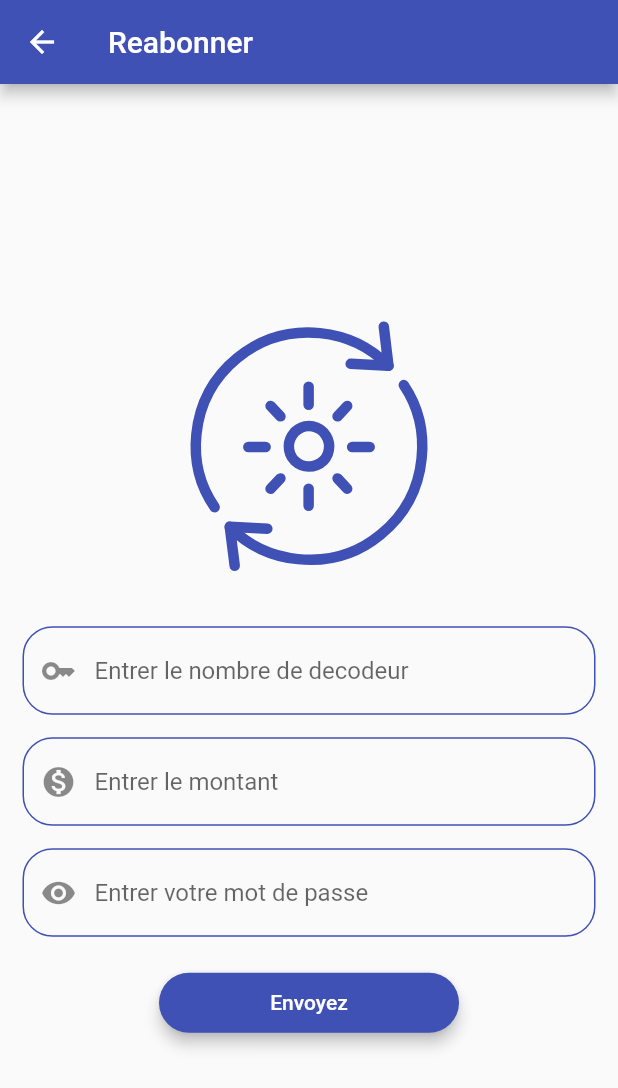
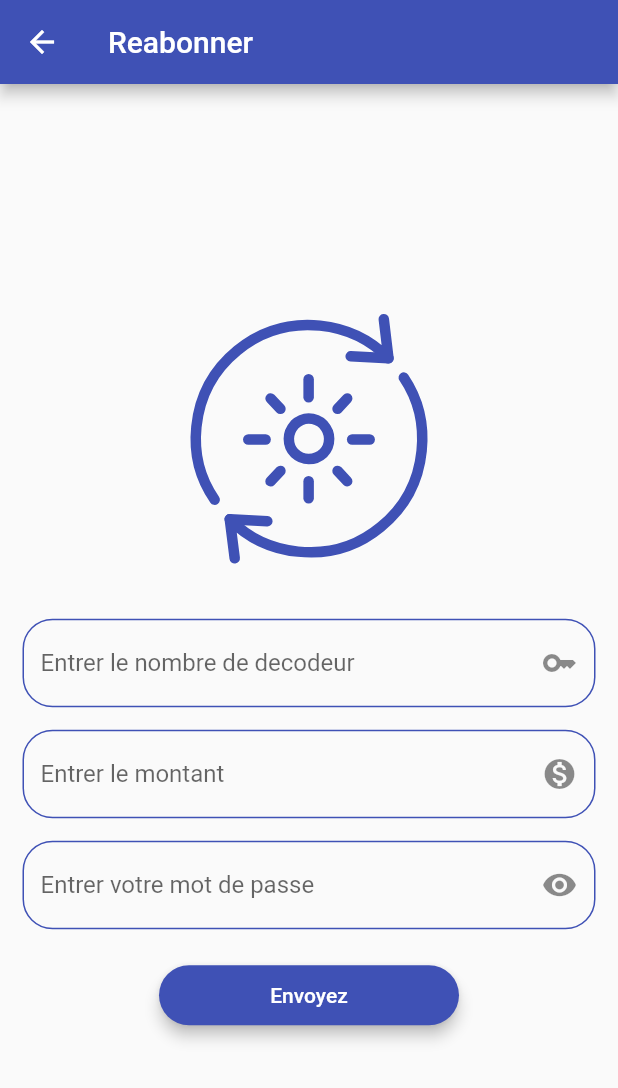
Before and after one commit to AdamMusa/cashmanager, a Flutter app: the Reabonner screen opened directly, on a phone screen of 412 x 824 dp. Shown: the top 1088 px of the screen. Run offline on Flutter 3.47's test engine with Material 2 defaults, Android fonts, the phone set to English and light mode, and no system bars; drawn by our look-alikes of delayed_display; our stand-ins replace curved_navigation_bar, flutter_native_splash, get, lottie; missing offline and left inert: ussd_advanced.

Commit message:
replace prefixicon with suffixicon

```diff
--- a/lib/widget/reabonner.dart
+++ b/lib/widget/reabonner.dart
@@ -24,14 +24,12 @@ class Reabonner extends StatelessWidget {
             child: Column(
               mainAxisAlignment: MainAxisAlignment.center,
               children: [
-                  const SizedBox(height: 10,),
-
                   Lottie.asset("assets/lottie/reabonner.json",height: 200),
                   const SizedBox(height: 20,),
                   TextFormField(
                     keyboardType: TextInputType.number,
                     decoration: InputDecoration(
-                      prefixIcon: const Icon(Icons.key),
+                      suffixIcon: const Icon(Icons.key),
                       hintText: "Entrer le nombre de decodeur",
                       enabledBorder: OutlineInputBorder(
                         borderSide: const  BorderSide(
@@ -49,7 +47,7 @@ class Reabonner extends StatelessWidget {
                     keyboardType: TextInputType.number,
                      decoration: InputDecoration(
                       hintText: "Entrer le montant",
-                      prefixIcon: const Icon(Icons.monetization_on),
+                      suffixIcon: const Icon(Icons.monetization_on),
                       enabledBorder: OutlineInputBorder(
 
                         borderSide: const  BorderSide(
@@ -68,7 +66,7 @@ class Reabonner extends StatelessWidget {
                     obscureText: true,
                     decoration: InputDecoration(
                       hintText: "Entrer votre mot de passe",
-                      prefixIcon: const Icon(Icons.visibility),
+                      suffixIcon: const Icon(Icons.visibility),
                       enabledBorder: OutlineInputBorder(
                         borderSide: const  BorderSide(
                           color:Colors.indigo
```
Also changed, not shown: lib/widget/recharger.dart (+3 -5 lines), lib/widget/send_money.dart (+3 -5 lines).
